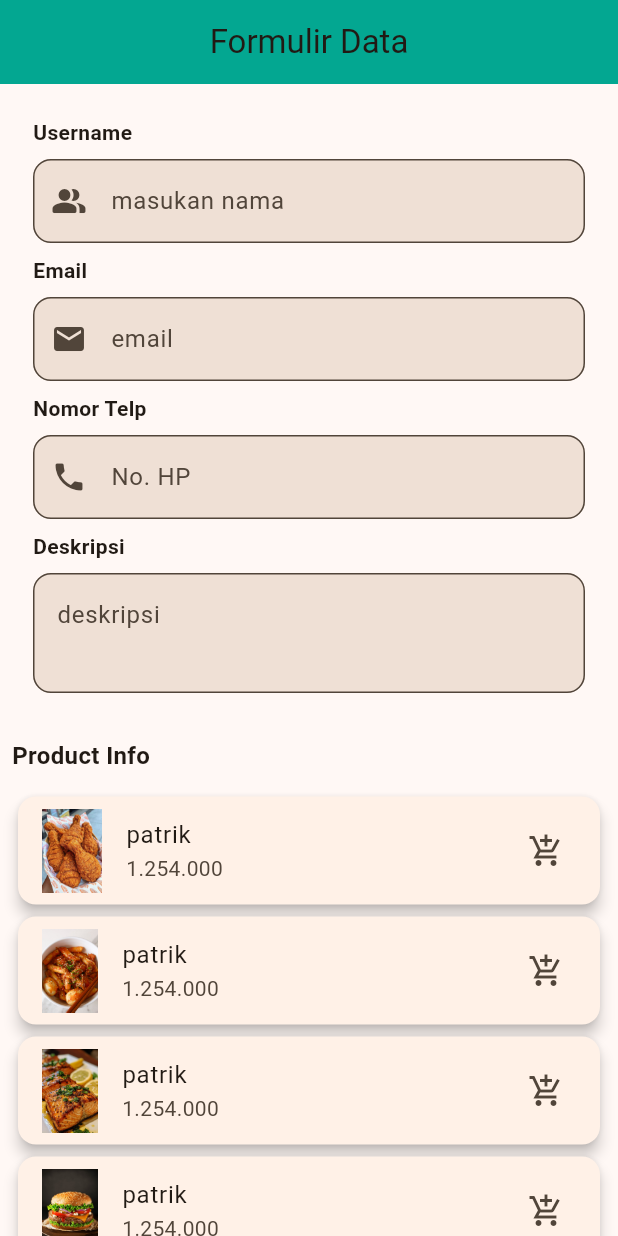
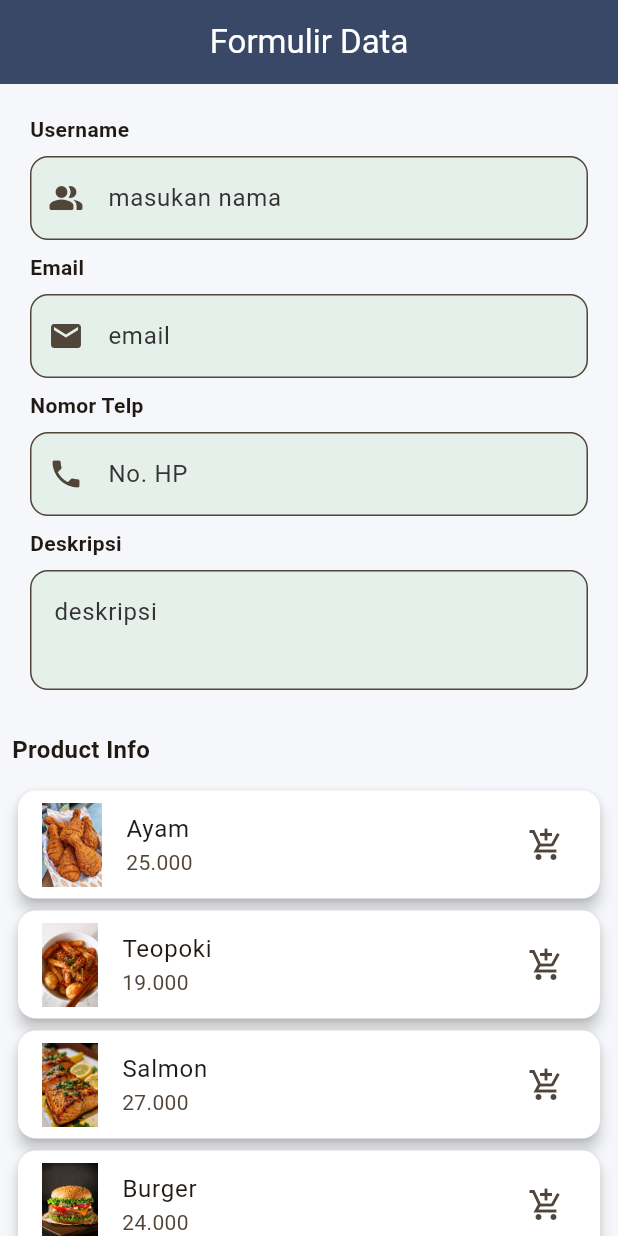
Before and after one commit to baayqq/bayuppkd_b_2, a Flutter app: the screen it shows after launch, on a phone screen of 412 x 824 dp. Run offline on Flutter 3.47's test engine with Material 3 defaults, Android fonts, the phone set to English and light mode, and no system bars.

Commit message:
tugas 4 done

```diff
--- a/lib/meet_4/tugas_4.dart
+++ b/lib/meet_4/tugas_4.dart
@@ -1,4 +1,4 @@
-//import 'dart:ffi';
+//import 'dart:ffi';sdad
 
 import 'package:flutter/material.dart';
 
@@ -18,18 +18,22 @@ class _TugasEmpatState extends State<TugasEmpat> {
   @override
   Widget build(BuildContext context) {
     return Scaffold(
+      backgroundColor: Color(0xFFF5F7FA),
       appBar: AppBar(
-        title: Text("Formulir Data"),
-        backgroundColor: Color(0xff03A791),
+        title: Text(
+          "Formulir Data",
+          style: TextStyle(color: Color(0xffFFFFFF)),
+        ),
+        backgroundColor: Color(0xff394867),
         centerTitle: true,
       ),
 
       body: ListView(
         children: [
           Container(
-            padding: EdgeInsets.all(22),
+            padding: EdgeInsets.all(20),
             //margin: EdgeInsets.all(0),
-            //color: Color(0xff81E7AF),
+            //color: Color(0x40A1887F),
             child: Column(
               children: [
                 Row(
@@ -52,11 +56,13 @@ class _TugasEmpatState extends State<TugasEmpat> {
                   decoration: InputDecoration(
                     prefixIcon: Icon(Icons.people_alt_rounded),
                     hintText: "masukan nama",
+                    hintStyle: TextStyle(color: Color(0xff333333)),
                     filled: true,
+                    fillColor: Color(0xFFE6F0EA),
                     border: OutlineInputBorder(
                       borderRadius: BorderRadius.circular(12),
                       borderSide: BorderSide(
-                        color: Color(0xffD2D0A0),
+                        color: Color(0xff789262),
                         width: 1,
                       ),
                     ),
@@ -81,12 +87,14 @@ class _TugasEmpatState extends State<TugasEmpat> {
                   },
                   decoration: InputDecoration(
                     hintText: "email",
+                    hintStyle: TextStyle(color: Color(0xff333333)),
                     prefixIcon: Icon(Icons.email),
                     filled: true,
+                    fillColor: Color(0xFFE6F0EA),
                     border: OutlineInputBorder(
                       borderRadius: BorderRadius.circular(12),
                       borderSide: BorderSide(
-                        color: Color(0xffD2D0A0),
+                        color: Color(0xff789262),
                         width: 1,
                       ),
                     ),
@@ -113,11 +121,13 @@ class _TugasEmpatState extends State<TugasEmpat> {
                   decoration: InputDecoration(
                     prefixIcon: Icon(Icons.phone),
                     hintText: "No. HP",
+                    hintStyle: TextStyle(color: Color(0xff333333)),
                     filled: true,
+                    fillColor: Color(0xFFE6F0EA),
                     border: OutlineInputBorder(
                       borderRadius: BorderRadius.circular(12),
                       borderSide: BorderSide(
-                        color: Color(0xffD2D0A0),
+                        color: Color(0xff789262),
                         width: 1,
                       ),
                     ),
@@ -143,11 +153,13 @@ class _TugasEmpatState extends State<TugasEmpat> {
                   maxLines: 2,
                   decoration: InputDecoration(
                     hintText: "deskripsi",
+                    hintStyle: TextStyle(color: Color(0xff333333)),
                     filled: true,
+                    fillColor: Color(0xFFE6F0EA),
                     border: OutlineInputBorder(
                       borderRadius: BorderRadius.circular(12),
                       borderSide: BorderSide(
-                        color: Color(0xffD2D0A0),
+                        color: Color(0xff789262),
                         width: 1,
                       ),
                     ),
@@ -185,52 +197,57 @@ class _TugasEmpatState extends State<TugasEmpat> {
                 ),
                 SizedBox(height: 12),
                 Card(
+                  color: Color(0xFFFFFFFF),
                   elevation: 4,
                   child: ListTile(
                     leading: Image.asset("assets/images/ayam.jpg"),
                     shape: CircleBorder(),
-                    title: Text("patrik"),
-                    subtitle: Text("1.254.000"),
+                    title: Text("Ayam"),
+                    subtitle: Text("25.000"),
                     trailing: Icon(Icons.add_shopping_cart_sharp),
                   ),
                 ),
                 Card(
+                  color: Color(0xFFFFFFFF),
                   elevation: 4,
                   child: ListTile(
                     leading: Image.asset("assets/images/topoki.jpg"),
                     shape: CircleBorder(),
-                    title: Text("patrik"),
-                    subtitle: Text("1.254.000"),
+                    title: Text("Teopoki"),
+                    subtitle: Text("19.000"),
                     trailing: Icon(Icons.add_shopping_cart_sharp),
                   ),
                 ),
                 Card(
+                  color: Color(0xFFFFFFFF),
                   elevation: 4,
                   child: ListTile(
                     leading: Image.asset("assets/images/salmon.jpg"),
                     shape: CircleBorder(),
-                    title: Text("patrik"),
-                    subtitle: Text("1.254.000"),
+                    title: Text("Salmon"),
+                    subtitle: Text("27.000"),
                     trailing: Icon(Icons.add_shopping_cart_sharp),
                   ),
                 ),
                 Card(
+                  color: Color(0xFFFFFFFF),
                   elevation: 4,
                   child: ListTile(
                     leading: Image.asset("assets/images/burger.jpg"),
                     shape: CircleBorder(),
-                    title: Text("patrik"),
-                    subtitle: Text("1.254.000"),
+                    title: Text("Burger"),
+                    subtitle: Text("24.000"),
                     trailing: Icon(Icons.add_shopping_cart_sharp),
                   ),
                 ),
                 Card(
+                  color: Color(0xFFFFFFFF),
                   elevation: 4,
                   child: ListTile(
                     leading: Image.asset("assets/images/susi.jpg"),
                     shape: CircleBorder(),
-                    title: Text("patrik"),
-                    subtitle: Text("1.254.000"),
+                    title: Text("Sushi"),
+                    subtitle: Text("28.000"),
                     trailing: Icon(Icons.add_shopping_cart_sharp),
                   ),
                 ),
```
